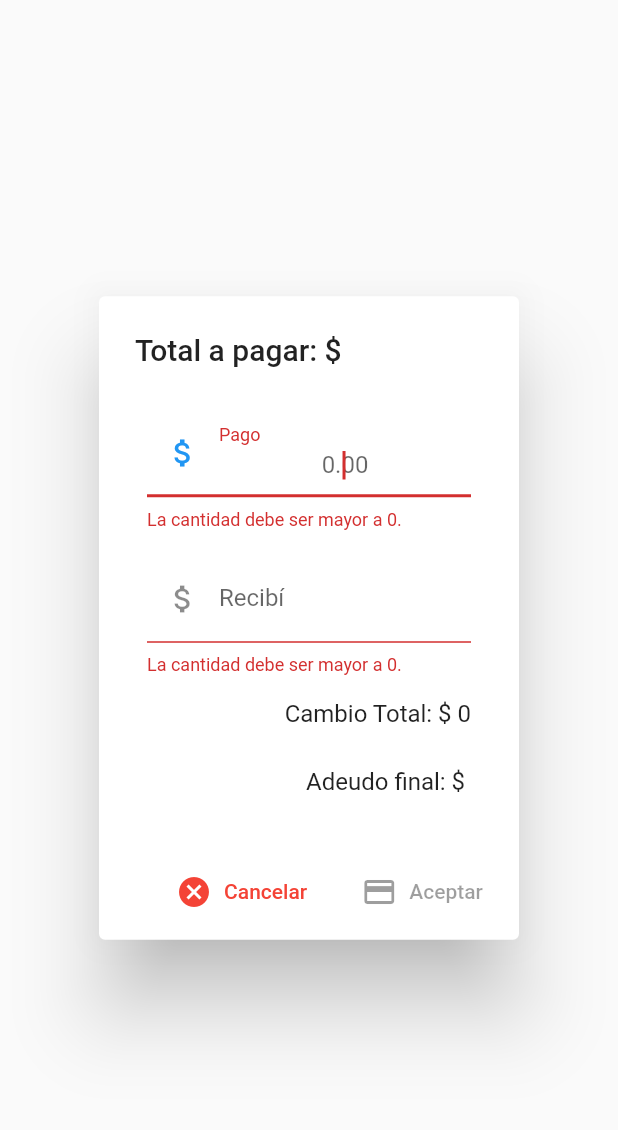
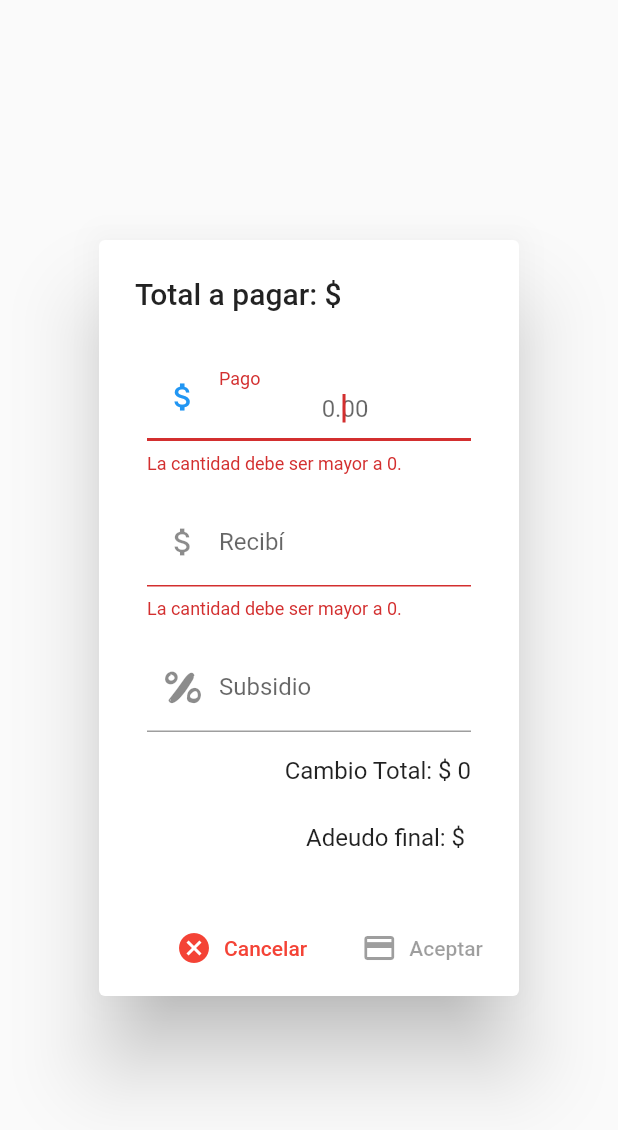
Before and after one commit to franciscocamposchimal/prolimpia-mobile, a Flutter app: the PaymenDialog widget shown alone on an empty page, opened directly with empty values, on a phone screen of 412 x 824 dp. Shown: the top 1130 px of the screen. Run offline on Flutter 3.47's test engine with Material 2 defaults, Android fonts, the phone set to English and light mode, and no system bars; our stand-ins replace rxdart, shared_preferences; missing offline and left inert: after_init; accounts and stored records are empty; statements that could not run were skipped.

Commit message:
subsidio

```diff
--- a/lib/models/person_model.dart
+++ b/lib/models/person_model.dart
@@ -61,12 +61,12 @@ class Person {
     usrClave = json['USR_CLAVE'];
     usrFecultPago = json['USR_FECULTPAGO'];
     usrFlPago = json['USR_FLPAGO'];
-    usrAdeudo = json['USR_ADEUDO'];
+    usrAdeudo = json['USR_ADEUDO'].toInt();
     usrFactur = json['USR_FACTUR'];
     usrIva = json['USR_IVA'];
-    usrSubtotal = json['USR_SUBTOTAL'];
+    usrSubtotal = json['USR_SUBTOTAL'].toInt();
     usrSubsidio = json['USR_SUBSIDIO'];
-    usrTotal = json['USR_TOTAL'];
+    usrTotal = json['USR_TOTAL'].toInt();
     crtAviso = json['CRT_AVISO'];
     crtCorte = json['CRT_CORTE'];
     usrActivo = json['USR_ACTIVO'];
--- a/lib/pages/payment_dialog.dart
+++ b/lib/pages/payment_dialog.dart
@@ -1,5 +1,6 @@
 import 'package:flutter/material.dart';
 import 'package:prolimpia_mobile/bloc/provider.dart';
+import 'package:prolimpia_mobile/utils/custom_icon_icons.dart';
 
 class PaymenDialog extends StatefulWidget {
   final String total;
@@ -77,6 +78,19 @@ class _PaymenDialogState extends State<PaymenDialog> {
                   }),
             ),
             Padding(
+                padding: EdgeInsets.all(8.0),
+                child: TextField(
+                  keyboardType: TextInputType.number,
+                  textAlign: TextAlign.center,
+                  decoration: InputDecoration(
+                      prefixIcon: Icon(CustomIcon.percent_symbol_svgrepo_com),
+                      labelText: 'Subsidio',
+                      hintText: '0'),
+                  onChanged: (val) {
+                    personBloc.subsidio(int.parse(val));
+                  },
+                )),
+            Padding(
               padding: EdgeInsets.all(8.0),
               child: Row(
                 mainAxisAlignment: MainAxisAlignment.end,
--- a/lib/providers/person_provider.dart
+++ b/lib/providers/person_provider.dart
@@ -8,8 +8,8 @@ import 'package:prolimpia_mobile/shared_preferences/shared_preferences.dart';
 
 class PersonProvider {
   final _prefs = new PreferenciasUsuario();
-  String _url = 'http://192.168.100.199:8000/api/persons';
-  //String _url = 'http://prolimpia.duckdns.org:8080/prolimpia/public/api/persons';
+  //String _url = 'http://192.168.100.199:8000/api/persons';
+  String _url = 'http://prolimpia.duckdns.org:8080/prolimpia/public/api/persons';
 
   Future<List<Person>> search(String q) async {
     print('SEARCH');
--- a/lib/providers/user_provider.dart
+++ b/lib/providers/user_provider.dart
@@ -8,8 +8,8 @@ import 'package:prolimpia_mobile/shared_preferences/shared_preferences.dart';
 
 class UserProvider {
   final _prefs = new PreferenciasUsuario();
-  String _url = 'http://192.168.100.199:8000/api/users';
-  //String _url = 'http://prolimpia.duckdns.org:8080/prolimpia/public/api/users';
+  //String _url = 'http://192.168.100.199:8000/api/users';
+  String _url = 'http://prolimpia.duckdns.org:8080/prolimpia/public/api/users';
 
   Future<Map<String, dynamic>> login(String email, String pass) async {
     print('LOGIN HTTP');
--- /dev/null
+++ b/lib/utils/custom_icon_icons.dart
@@ -0,0 +1,17 @@
+/// flutter:
+///   fonts:
+///    - family:  CustomIcon
+///      fonts:
+///       - asset: fonts/CustomIcon.ttf
+///
+///
+///
+import 'package:flutter/widgets.dart';
+
+class CustomIcon {
+  CustomIcon._();
+
+  static const _kFontFam = 'CustomIcon';
+
+  static const IconData percent_symbol_svgrepo_com = const IconData(0xe800, fontFamily: _kFontFam);
+}
--- a/pubspec.yaml
+++ b/pubspec.yaml
@@ -61,6 +61,10 @@ flutter:
   # "family" key with the font family name, and a "fonts" key with a
   # list giving the asset and other descriptors for the font. For
   # example:
+  fonts:
+    - family:  CustomIcon
+      fonts:
+        - asset: fonts/CustomIcon.ttf
   # fonts:
   #   - family: Schyler
   #     fonts:
```
Also changed, not shown: lib/bloc/person_bloc.dart (+9 -0 lines), fonts/CustomIcon.ttf (added), pubspec.lock, 3 other files.
